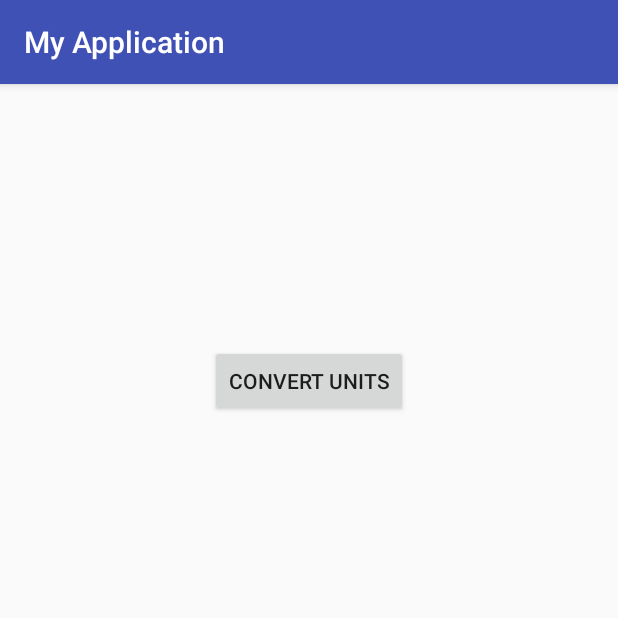
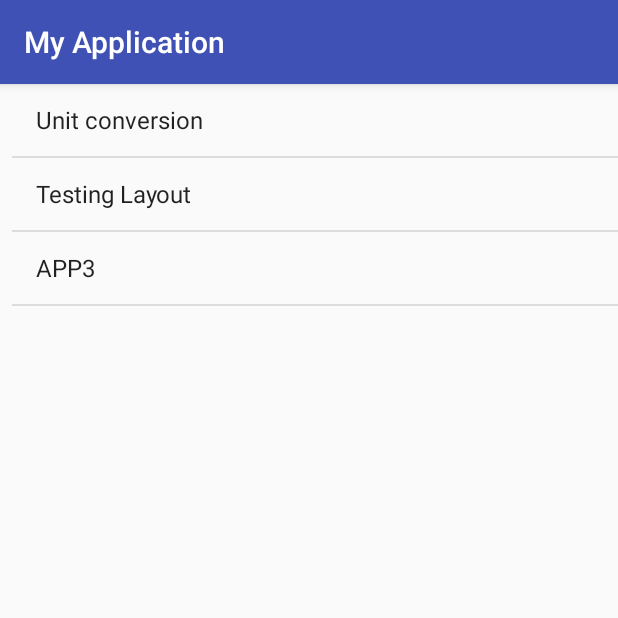
Before and after one commit to ZihuiKarl/Android_study, an Android app: the MainActivity screen opened directly, with no data from a screen before it, on a phone screen of 412 x 824 dp, the top half of it. Run offline under Robolectric (Android 15) with nearby library versions, the phone set to English and light mode, and no system bars.

Commit message:
Adding the layout test and audio function.

```diff
--- a/app/build.gradle
+++ b/app/build.gradle
@@ -25,4 +25,5 @@ dependencies {
     testImplementation 'junit:junit:4.12'
     androidTestImplementation 'com.android.support.test:runner:1.0.2'
     androidTestImplementation 'com.android.support.test.espresso:espresso-core:3.0.2'
+    implementation 'com.google.android.gms:play-services-maps:15.0.1'
 }
--- a/app/src/main/java/com/example/zihuiyang/myapplication/MainActivity.java
+++ b/app/src/main/java/com/example/zihuiyang/myapplication/MainActivity.java
@@ -4,7 +4,10 @@ import android.content.Intent;
 import android.support.v7.app.AppCompatActivity;
 import android.os.Bundle;
 import android.view.View;
-import android.widget.Button;
+import android.widget.AdapterView;
+import android.widget.ArrayAdapter;
+import android.widget.ListView;
+import android.widget.Toast;
 
 
 public class MainActivity extends AppCompatActivity {
@@ -13,12 +16,26 @@ public class MainActivity extends AppCompatActivity {
     protected void onCreate(Bundle savedInstanceState) {
         super.onCreate(savedInstanceState);
         setContentView(R.layout.activity_main);
-        Button goToFirstApp = findViewById(R.id.button_firstApp);
-        goToFirstApp.setOnClickListener(new View.OnClickListener() {
+
+        final ListView listViewApp = findViewById(R.id.listviewapp);
+        String[] values = new String[]{"Unit conversion", "Testing Layout", "APP3"};
+        final ArrayAdapter adapter = new ArrayAdapter(this, android.R.layout.simple_list_item_1, values);
+        listViewApp.setAdapter(adapter);
+
+        listViewApp.setOnItemClickListener(new AdapterView.OnItemClickListener() {
             @Override
-            public void onClick(View view) {
-                Intent intent = new Intent("com.example.action.CONVERT_UNIT");
-                startActivity(intent);
+            public void onItemClick(AdapterView<?> adapterView, View view, int i, long l) {
+                if(i == 0){
+                    Intent intent = new Intent("com.example.action.CONVERT_UNIT");
+                    startActivity(intent);
+                }
+                else if(i == 1){
+                    Intent intent = new Intent("com.example.action.LAYOUT_TEST");
+                    startActivity(intent);
+                }
+                else{
+                    Toast.makeText(getApplicationContext(), "Invalid app", Toast.LENGTH_LONG).show();
+                }
             }
         });
     }
--- a/app/src/main/java/com/example/zihuiyang/myapplication/UnitConvert.java
+++ b/app/src/main/java/com/example/zihuiyang/myapplication/UnitConvert.java
@@ -5,6 +5,7 @@ import android.os.Bundle;
 import android.view.View;
 import android.widget.Button;
 import android.widget.EditText;
+import android.widget.Toast;
 
 import java.text.DecimalFormat;
 
@@ -12,6 +13,9 @@ public class UnitConvert extends AppCompatActivity{
     protected void onCreate(Bundle savedInstanceState) {
         super.onCreate(savedInstanceState);
         setContentView(R.layout.unit_convert_l);
+
+        Toast.makeText(getApplicationContext(),"The Unit conversion app is opened", Toast.LENGTH_LONG).show();
+
         Button buttonConvertKmToMile = findViewById(R.id.button_kmtomile);
         buttonConvertKmToMile.setOnClickListener(new View.OnClickListener() {
             @Override
--- a/app/src/main/res/layout/activity_main.xml
+++ b/app/src/main/res/layout/activity_main.xml
@@ -6,16 +6,14 @@
     android:layout_height="match_parent"
     tools:context=".MainActivity">
 
-    <Button
-        android:id="@+id/button_firstApp"
-        android:layout_width="wrap_content"
-        android:layout_height="wrap_content"
-        android:layout_marginBottom="418dp"
-        android:layout_marginTop="45dp"
-        android:text="@string/convert_units"
+
+    <ListView
+        android:layout_width="0dp"
+        android:layout_height="0dp"
+        android:layout_marginStart="8dp"
+        android:id="@+id/listviewapp"
         app:layout_constraintBottom_toBottomOf="parent"
         app:layout_constraintEnd_toEndOf="parent"
-        app:layout_constraintHorizontal_bias="0.5"
         app:layout_constraintStart_toStartOf="parent"
         app:layout_constraintTop_toTopOf="parent" />
 </android.support.constraint.ConstraintLayout>
--- a/app/src/main/res/values/strings.xml
+++ b/app/src/main/res/values/strings.xml
@@ -6,4 +6,6 @@
     <string name="mile_to_km">Mile to Km</string>
     <string name="km_to_mile">Km to Mile</string>
     <string name="convert_units">Convert units</string>
+    <string name="play_sound_2">Play sound 2</string>
+    <string name="play_sound_1">Play sound 1</string>
 </resources>
```
Also changed, not shown: app/src/main/AndroidManifest.xml (+9 -0 lines), app/src/main/java/com/example/zihuiyang/myapplication/TestingLayout.java (added, +31 -0 lines), app/src/main/res/layout/testing_layout_l.xml (added, +39 -0 lines), app/src/main/res/drawable/turtle_image.png (added), 3 other files.
